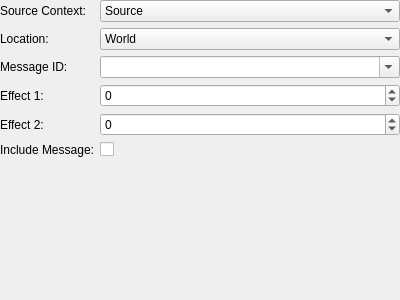
This is tools/cathedral/ui/ActionStageEffect.ui in comphack/comp_hack as Qt 5 draws it before an edit. The edited form follows.
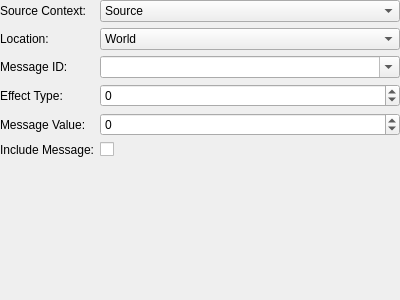
This is the edited form.

The edit to the form file:
```diff
--- a/tools/cathedral/ui/ActionStageEffect.ui
+++ b/tools/cathedral/ui/ActionStageEffect.ui
@@ -99,14 +99,14 @@
      <item row="3" column="0">
       <widget class="QLabel" name="label">
        <property name="text">
-        <string>Effect 1:</string>
+        <string>Effect Type:</string>
        </property>
       </widget>
      </item>
      <item row="4" column="0">
       <widget class="QLabel" name="label_5">
        <property name="text">
-        <string>Effect 2:</string>
+        <string>Message Value:</string>
        </property>
       </widget>
      </item>
```
Left out of the diff: 27 changed lines with no effect on the pictures.
